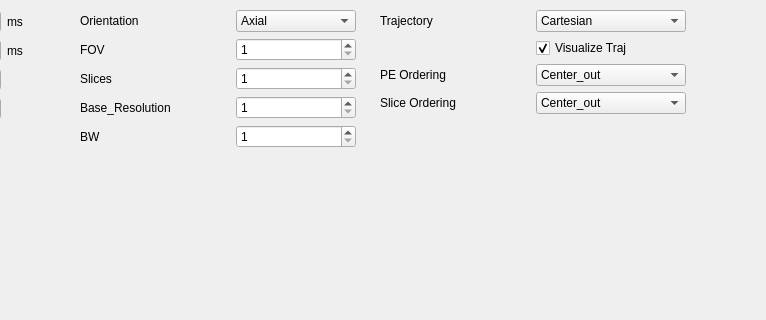
Old version of the form sequences/tse_3D/interface.ui in the repository mri4all/console; both pictures show x 185 to 951 and y 0 to 320 of the 1154 by 440 pixel window.
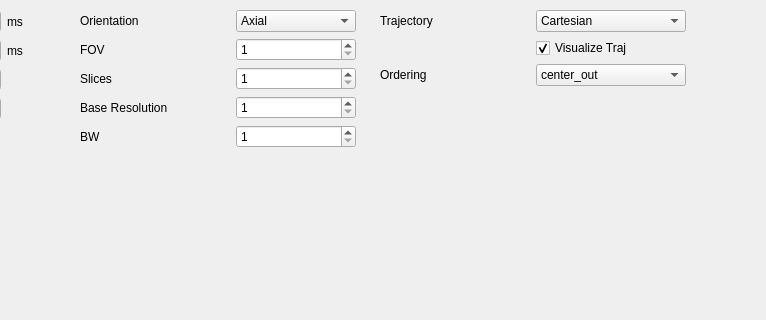
New version of the form.

```diff
--- a/sequences/tse_3D/interface.ui
+++ b/sequences/tse_3D/interface.ui
@@ -165,7 +165,7 @@
          </size>
         </property>
         <property name="text">
-         <string>Base_Resolution</string>
+         <string>Base Resolution</string>
         </property>
        </widget>
       </item>
@@ -322,19 +322,6 @@
     </item>
     <item>
      <layout class="QGridLayout" name="gridLayout_3">
-      <item row="2" column="0">
-       <widget class="QLabel" name="label_12">
-        <property name="minimumSize">
-         <size>
-          <width>150</width>
-          <height>0</height>
-         </size>
-        </property>
-        <property name="text">
-         <string>PE Ordering</string>
-        </property>
-       </widget>
-      </item>
       <item row="0" column="1" colspan="2">
        <widget class="QComboBox" name="Trajectory_ComboBox">
         <property name="minimumSize">
@@ -350,27 +337,7 @@
         </item>
        </widget>
       </item>
-      <item row="3" column="1" colspan="2">
-       <widget class="QComboBox" name="Slice_Ordering_ComboBox">
-        <property name="minimumSize">
-         <size>
-          <width>150</width>
-          <height>0</height>
-         </size>
-        </property>
-        <item>
-         <property name="text">
-          <string>Center_out</string>
-         </property>
-        </item>
-        <item>
-         <property name="text">
-          <string>Linear_up</string>
-         </property>
-        </item>
-       </widget>
-      </item>
-      <item row="4" column="1">
+      <item row="3" column="1">
        <spacer name="verticalSpacer_3">
         <property name="orientation">
          <enum>Qt::Vertical</enum>
@@ -383,6 +350,26 @@
         </property>
        </spacer>
       </item>
+      <item row="2" column="1" colspan="2">
+       <widget class="QComboBox" name="Ordering_ComboBox">
+        <property name="minimumSize">
+         <size>
+          <width>150</width>
+          <height>0</height>
+         </size>
+        </property>
+        <item>
+         <property name="text">
+          <string>center_out</string>
+         </property>
+        </item>
+        <item>
+         <property name="text">
+          <string>linear_up</string>
+         </property>
+        </item>
+       </widget>
+      </item>
       <item row="0" column="0">
        <widget class="QLabel" name="label_11">
         <property name="minimumSize">
@@ -396,8 +383,8 @@
         </property>
        </widget>
       </item>
-      <item row="3" column="0">
-       <widget class="QLabel" name="label_15">
+      <item row="2" column="0">
+       <widget class="QLabel" name="label_12">
         <property name="minimumSize">
          <size>
           <width>150</width>
@@ -405,30 +392,10 @@
          </size>
         </property>
         <property name="text">
-         <string>Slice Ordering</string>
+         <string>Ordering</string>
         </property>
        </widget>
       </item>
-      <item row="2" column="1" colspan="2">
-       <widget class="QComboBox" name="PE_Ordering_ComboBox">
-        <property name="minimumSize">
-         <size>
-          <width>150</width>
-          <height>0</height>
-         </size>
-        </property>
-        <item>
-         <property name="text">
-          <string>Center_out</string>
-         </property>
-        </item>
-        <item>
-         <property name="text">
-          <string>Linear_up</string>
-         </property>
-        </item>
-       </widget>
-      </item>
       <item row="1" column="1">
        <widget class="QCheckBox" name="visualize_traj_CheckBox">
         <property name="whatsThis">
```
